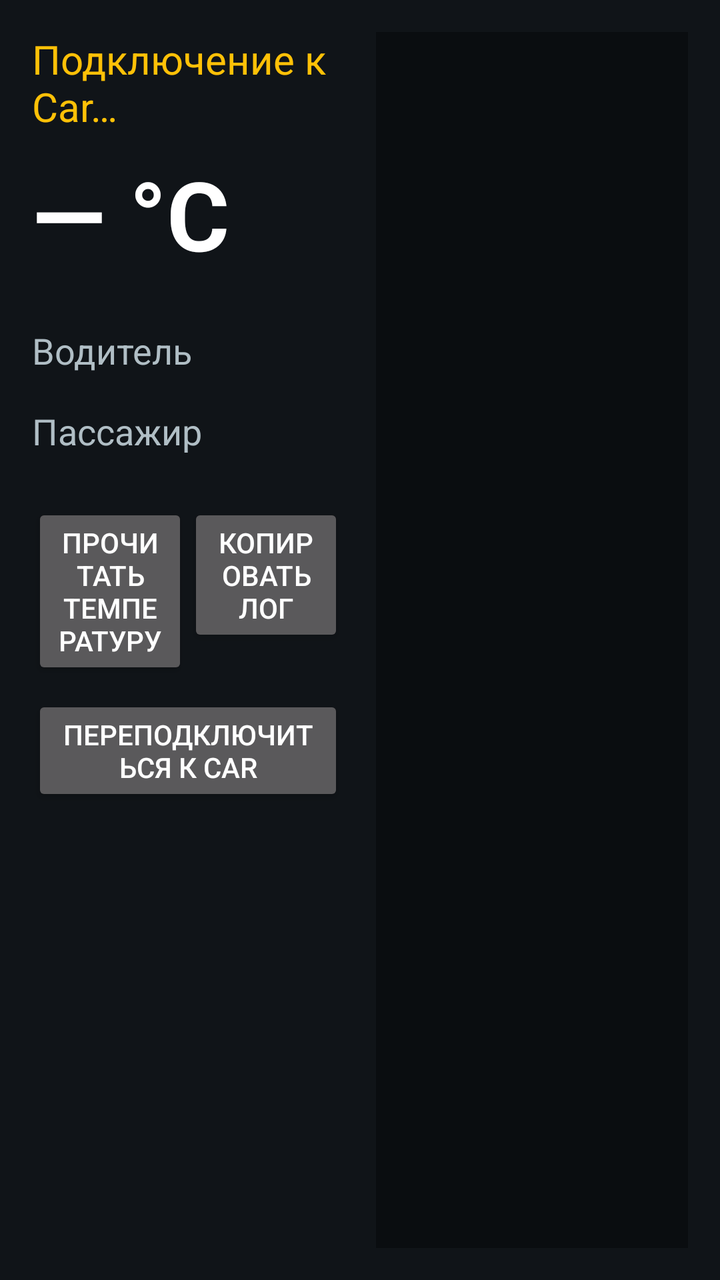
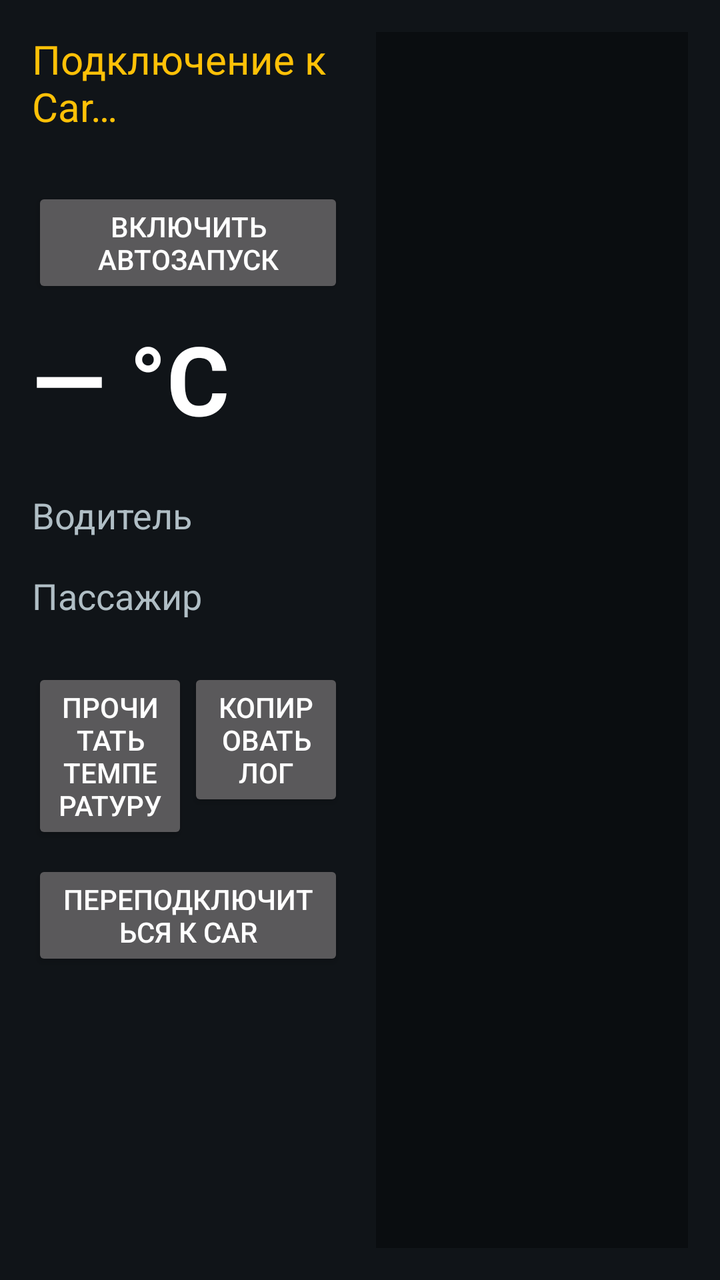

The first picture is an Android layout as it rendered before a commit; the second is the same layout after the commit. The layout source and the unified diff follow.
<!-- AndroidManifest.xml: application theme android:Theme.Material.NoActionBar -->
<!-- res/layout/activity_main.xml -->
<?xml version="1.0" encoding="utf-8"?>
<LinearLayout xmlns:android="http://schemas.android.com/apk/res/android"
    android:layout_width="match_parent"
    android:layout_height="match_parent"
    android:orientation="horizontal"
    android:background="#101418"
    android:padding="16dp">

    <LinearLayout
        android:layout_width="0dp"
        android:layout_height="match_parent"
        android:layout_weight="1"
        android:orientation="vertical">

        <TextView
            android:id="@+id/status"
            android:layout_width="match_parent"
            android:layout_height="wrap_content"
            android:text="Подключение к Car…"
            android:textSize="20sp"
            android:textColor="#FFC107" />

        <TextView
            android:id="@+id/temperature"
            android:layout_width="match_parent"
            android:layout_height="wrap_content"
            android:layout_marginTop="8dp"
            android:text="— °C"
            android:textSize="48sp"
            android:textStyle="bold"
            android:textColor="#FFFFFF" />

        <TextView
            android:layout_width="match_parent"
            android:layout_height="wrap_content"
            android:layout_marginTop="24dp"
            android:text="Водитель"
            android:textSize="18sp"
            android:textColor="#B0BEC5" />

        <LinearLayout
            android:id="@+id/driverRow"
            android:layout_width="match_parent"
            android:layout_height="wrap_content"
            android:orientation="horizontal" />

        <TextView
            android:layout_width="match_parent"
            android:layout_height="wrap_content"
            android:layout_marginTop="16dp"
            android:text="Пассажир"
            android:textSize="18sp"
            android:textColor="#B0BEC5" />

        <LinearLayout
            android:id="@+id/passengerRow"
            android:layout_width="match_parent"
            android:layout_height="wrap_content"
            android:orientation="horizontal" />

        <LinearLayout
            android:layout_width="match_parent"
            android:layout_height="wrap_content"
            android:layout_marginTop="24dp"
            android:orientation="horizontal">

            <Button
                android:id="@+id/readTemp"
                android:layout_width="0dp"
                android:layout_height="wrap_content"
                android:layout_weight="1"
                android:text="Прочитать температуру" />

            <Button
                android:id="@+id/copyLog"
                android:layout_width="0dp"
                android:layout_height="wrap_content"
                android:layout_weight="1"
                android:text="Копировать лог" />
        </LinearLayout>

        
        <Button
            android:id="@+id/restartCar"
            android:layout_width="match_parent"
            android:layout_height="wrap_content"
            android:layout_marginTop="8dp"
            android:text="Переподключиться к Car" />
    </LinearLayout>

    <ScrollView
        android:id="@+id/logScroll"
        android:layout_width="0dp"
        android:layout_height="match_parent"
        android:layout_weight="1"
        android:layout_marginStart="16dp"
        android:background="#0A0D10"
        android:padding="8dp">

        <TextView
            android:id="@+id/log"
            android:layout_width="match_parent"
            android:layout_height="wrap_content"
            android:textSize="12sp"
            android:typeface="monospace"
            android:textColor="#8BC34A" />
    </ScrollView>
</LinearLayout>
<!-- resources referenced by this layout -->
<resources>

</resources>

<!-- the commit's change to res/layout/activity_main.xml (unified diff, before → after) -->
@@ -19,6 +19,21 @@
             android:text="Подключение к Car…"
             android:textSize="20sp"
             android:textColor="#FFC107" />
+
+        
+        <TextView
+            android:id="@+id/autostart"
+            android:layout_width="match_parent"
+            android:layout_height="wrap_content"
+            android:layout_marginTop="4dp"
+            android:textSize="14sp" />
+
+        <Button
+            android:id="@+id/enableAutostart"
+            android:layout_width="match_parent"
+            android:layout_height="wrap_content"
+            android:layout_marginTop="4dp"
+            android:text="Включить автозапуск" />
 
         <TextView
             android:id="@+id/temperature"
